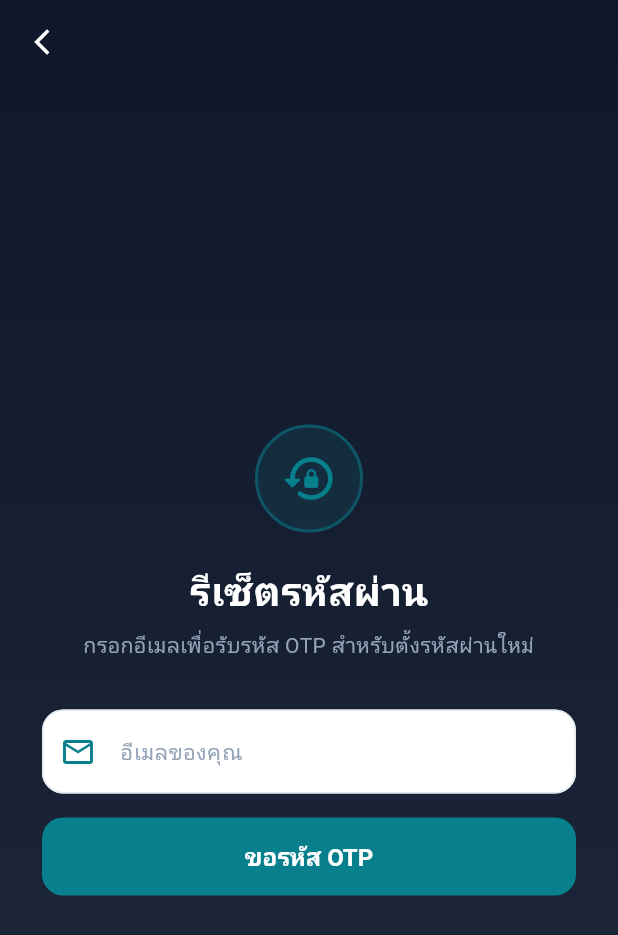
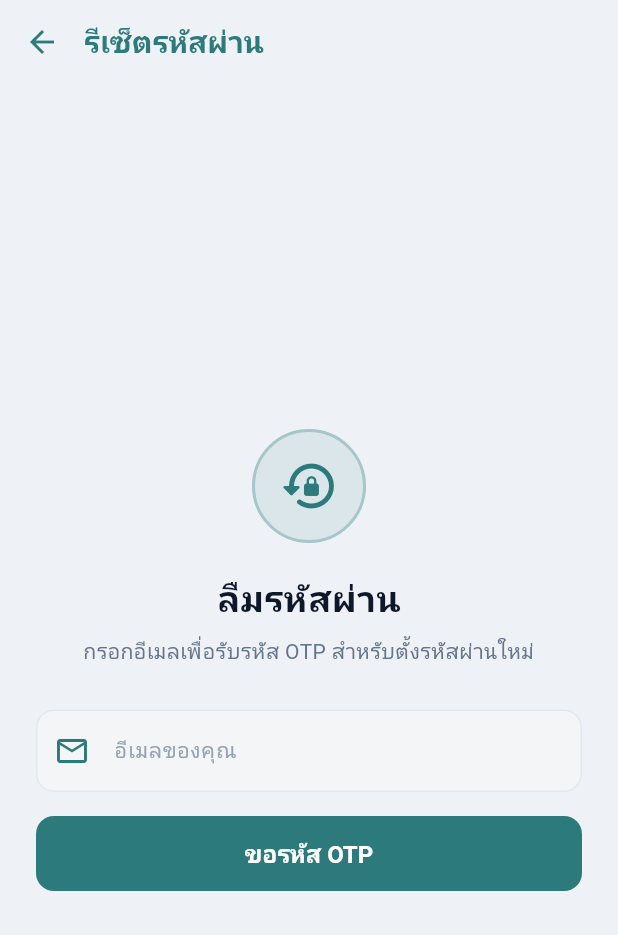
Before and after one commit to phattharawadee24/follow_me, a Flutter app: the ForgotPasswordScreen screen opened directly, on a phone screen of 412 x 824 dp. Shown: the top 935 px of the screen. Run offline on Flutter 3.47's test engine with Material 3 defaults, Android fonts, the phone set to English and light mode, and no system bars; our stand-ins replace geolocator, google_maps_flutter, image_picker, shared_preferences; accounts and stored records are empty.

Commit message:
test: implement auth flow widget tests and refine CheckinModel parsing and UI styling.

```diff
--- a/lib/models/checkin_model.dart
+++ b/lib/models/checkin_model.dart
@@ -65,10 +65,14 @@ class CheckinModel {
           : int.tryParse(json['userId']?.toString() ?? ''),
       lat: (json['lat'] is num)
           ? (json['lat'] as num).toDouble()
-          : double.tryParse(json['lat']?.toString() ?? '0.0') ?? 0.0,
+          : (json['latitude'] is num)
+              ? (json['latitude'] as num).toDouble()
+              : double.tryParse(json['lat']?.toString() ?? json['latitude']?.toString() ?? '0.0') ?? 0.0,
       lng: (json['lng'] is num)
           ? (json['lng'] as num).toDouble()
-          : double.tryParse(json['lng']?.toString() ?? '0.0') ?? 0.0,
+          : (json['longitude'] is num)
+              ? (json['longitude'] as num).toDouble()
+              : double.tryParse(json['lng']?.toString() ?? json['longitude']?.toString() ?? '0.0') ?? 0.0,
       locationName: json['locationName']?.toString() ?? 'Unknown Place',
       address: json['address']?.toString(),
       accuracy: (json['accuracy'] is num)
--- a/lib/screens/auth/forgot_password_screen.dart
+++ b/lib/screens/auth/forgot_password_screen.dart
@@ -139,64 +139,67 @@ class _ForgotPasswordScreenState extends State<ForgotPasswordScreen> {
     }
   }
 
+  static const Color brandTeal = Color(0xFF2C7A7B);
+  static const Color inputBg = Color(0xFFF3F5F7);
+  static const Color inputBorder = Color(0xFFE2E8F0);
+
   @override
   Widget build(BuildContext context) {
     return Scaffold(
+      backgroundColor: const Color(0xFFEEF2F6),
       appBar: AppBar(
         backgroundColor: Colors.transparent,
         elevation: 0,
         leading: IconButton(
-          icon: const Icon(Icons.arrow_back_ios_new, color: Colors.white, size: 20),
+          icon: const Icon(Icons.arrow_back, color: brandTeal, size: 24),
           onPressed: () => Navigator.pop(context),
         ),
-      ),
-      extendBodyBehindAppBar: true,
-      body: Container(
-        width: double.infinity,
-        height: double.infinity,
-        decoration: const BoxDecoration(
-          gradient: LinearGradient(
-            begin: Alignment.topCenter,
-            end: Alignment.bottomCenter,
-            colors: [
-              Color(0xFF0F172A),
-              Color(0xFF1E293B),
-            ],
+        titleSpacing: 0,
+        title: const Text(
+          'รีเซ็ตรหัสผ่าน',
+          style: TextStyle(
+            color: brandTeal,
+            fontSize: 20,
+            fontWeight: FontWeight.bold,
           ),
         ),
-        child: SafeArea(
-          child: Center(
-            child: SingleChildScrollView(
-              padding: const EdgeInsets.symmetric(horizontal: 28, vertical: 16),
+      ),
+      body: SafeArea(
+        child: Center(
+          child: SingleChildScrollView(
+            padding: const EdgeInsets.symmetric(horizontal: 24, vertical: 20),
+            child: ConstrainedBox(
+              constraints: const BoxConstraints(maxWidth: 420),
               child: Column(
+                mainAxisAlignment: MainAxisAlignment.center,
                 crossAxisAlignment: CrossAxisAlignment.stretch,
                 children: [
                   Center(
                     child: Container(
-                      width: 72,
-                      height: 72,
+                      width: 76,
+                      height: 76,
                       decoration: BoxDecoration(
-                        color: AppTheme.primaryColor.withValues(alpha: 0.15),
+                        color: brandTeal.withValues(alpha: 0.1),
                         shape: BoxShape.circle,
                         border: Border.all(
-                          color: AppTheme.primaryColor.withValues(alpha: 0.5),
+                          color: brandTeal.withValues(alpha: 0.3),
                           width: 2,
                         ),
                       ),
                       child: const Icon(
                         Icons.lock_reset_rounded,
-                        color: AppTheme.primaryColor,
-                        size: 38,
+                        color: brandTeal,
+                        size: 40,
                       ),
                     ),
                   ),
                   const SizedBox(height: 20),
                   const Text(
-                    'รีเซ็ตรหัสผ่าน',
+                    'ลืมรหัสผ่าน',
                     textAlign: TextAlign.center,
                     style: TextStyle(
-                      color: Colors.white,
-                      fontSize: 26,
+                      color: Color(0xFF0F172A),
+                      fontSize: 24,
                       fontWeight: FontWeight.bold,
                     ),
                   ),
@@ -207,21 +210,35 @@ class _ForgotPasswordScreenState extends State<ForgotPasswordScreen> {
                         : 'กรอกรหัส OTP และตั้งรหัสผ่านใหม่ของคุณ',
                     textAlign: TextAlign.center,
                     style: const TextStyle(
-                      color: Color(0xFF94A3B8),
+                      color: Color(0xFF64748B),
                       fontSize: 14,
                     ),
                   ),
-                  const SizedBox(height: 32),
+                  const SizedBox(height: 28),
 
                   // Email
                   TextField(
                     controller: _emailCtrl,
                     enabled: !_isOtpSent,
                     keyboardType: TextInputType.emailAddress,
-                    style: const TextStyle(color: Colors.black87),
-                    decoration: const InputDecoration(
+                    style: const TextStyle(color: Color(0xFF1E293B), fontSize: 15),
+                    decoration: InputDecoration(
                       hintText: 'อีเมลของคุณ',
-                      prefixIcon: Icon(Icons.email_outlined, color: AppTheme.primaryColor),
+                      filled: true,
+                      fillColor: inputBg,
+                      border: OutlineInputBorder(
+                        borderRadius: BorderRadius.circular(12),
+                        borderSide: const BorderSide(color: inputBorder),
+                      ),
+                      enabledBorder: OutlineInputBorder(
+                        borderRadius: BorderRadius.circular(12),
+                        borderSide: const BorderSide(color: inputBorder),
+                      ),
+                      focusedBorder: OutlineInputBorder(
+                        borderRadius: BorderRadius.circular(12),
+                        borderSide: const BorderSide(color: brandTeal, width: 1.5),
+                      ),
+                      prefixIcon: const Icon(Icons.email_outlined, color: brandTeal),
                     ),
                   ),
                   const SizedBox(height: 16),
@@ -237,11 +254,25 @@ class _ForgotPasswordScreenState extends State<ForgotPasswordScreen> {
                         fontSize: 22,
                         fontWeight: FontWeight.bold,
                         letterSpacing: 6,
-                        color: Colors.black87,
+                        color: Color(0xFF0F172A),
                       ),
-                      decoration: const InputDecoration(
+                      decoration: InputDecoration(
                         hintText: 'รหัส OTP 6 หลัก',
                         counterText: '',
+                        filled: true,
+                        fillColor: inputBg,
+                        border: OutlineInputBorder(
+                          borderRadius: BorderRadius.circular(12),
+                          borderSide: const BorderSide(color: inputBorder),
+                        ),
+                        enabledBorder: OutlineInputBorder(
+                          borderRadius: BorderRadius.circular(12),
+                          borderSide: const BorderSide(color: inputBorder),
+                        ),
+                        focusedBorder: OutlineInputBorder(
+                          borderRadius: BorderRadius.circular(12),
+                          borderSide: const BorderSide(color: brandTeal, width: 1.8),
+                        ),
                       ),
                     ),
                     const SizedBox(height: 16),
@@ -250,13 +281,27 @@ class _ForgotPasswordScreenState extends State<ForgotPasswordScreen> {
                     TextField(
                       controller: _newPassCtrl,
                       obscureText: _obscure,
-                      style: const TextStyle(color: Colors.black87),
+                      style: const TextStyle(color: Color(0xFF1E293B), fontSize: 15),
                       decoration: InputDecoration(
                         hintText: 'รหัสผ่านใหม่',
-                        prefixIcon: const Icon(Icons.lock_outline, color: AppTheme.primaryColor),
+                        filled: true,
+                        fillColor: inputBg,
+                        border: OutlineInputBorder(
+                          borderRadius: BorderRadius.circular(12),
+                          borderSide: const BorderSide(color: inputBorder),
+                        ),
+                        enabledBorder: OutlineInputBorder(
+                          borderRadius: BorderRadius.circular(12),
+                          borderSide: const BorderSide(color: inputBorder),
+                        ),
+                        focusedBorder: OutlineInputBorder(
+                          borderRadius: BorderRadius.circular(12),
+                          borderSide: const BorderSide(color: brandTeal, width: 1.5),
+                        ),
+                        prefixIcon: const Icon(Icons.lock_outline, color: brandTeal),
                         suffixIcon: IconButton(
                           icon: Icon(
-                            _obscure ? Icons.visibility_off : Icons.visibility,
+                            _obscure ? Icons.visibility_off_outlined : Icons.visibility_outlined,
                             color: const Color(0xFF64748B),
                           ),
                           onPressed: () => setState(() => _obscure = !_obscure),
@@ -269,10 +314,24 @@ class _ForgotPasswordScreenState extends State<ForgotPasswordScreen> {
                     TextField(
                       controller: _confirmPassCtrl,
                       obscureText: _obscure,
-                      style: const TextStyle(color: Colors.black87),
-                      decoration: const InputDecoration(
+                      style: const TextStyle(color: Color(0xFF1E293B), fontSize: 15),
+                      decoration: InputDecoration(
                         hintText: 'ยืนยันรหัสผ่านใหม่',
-                        prefixIcon: Icon(Icons.lock_reset, color: AppTheme.primaryColor),
+                        filled: true,
+                        fillColor: inputBg,
+                        border: OutlineInputBorder(
+                          borderRadius: BorderRadius.circular(12),
+                          borderSide: const BorderSide(color: inputBorder),
+                        ),
+                        enabledBorder: OutlineInputBorder(
+                          borderRadius: BorderRadius.circular(12),
+                          borderSide: const BorderSide(color: inputBorder),
+                        ),
+                        focusedBorder: OutlineInputBorder(
+                          borderRadius: BorderRadius.circular(12),
+                          borderSide: const BorderSide(color: brandTeal, width: 1.5),
+                        ),
+                        prefixIcon: const Icon(Icons.lock_reset, color: brandTeal),
                       ),
                     ),
                     const SizedBox(height: 24),
@@ -280,16 +339,17 @@ class _ForgotPasswordScreenState extends State<ForgotPasswordScreen> {
 
                   // Button
                   SizedBox(
-                    height: 52,
+                    height: 50,
                     child: ElevatedButton(
                       onPressed: _isLoading
                           ? null
                           : (_isOtpSent ? _resetPassword : _requestOtp),
                       style: ElevatedButton.styleFrom(
-                        backgroundColor: AppTheme.primaryColor,
+                        backgroundColor: brandTeal,
                         foregroundColor: Colors.white,
+                        elevation: 0,
                         shape: RoundedRectangleBorder(
-                          borderRadius: BorderRadius.circular(14),
+                          borderRadius: BorderRadius.circular(12),
                         ),
                       ),
                       child: _isLoading
@@ -313,11 +373,13 @@ class _ForgotPasswordScreenState extends State<ForgotPasswordScreen> {
 
                   if (_isOtpSent) ...[
                     const SizedBox(height: 16),
-                    TextButton(
-                      onPressed: () => setState(() => _isOtpSent = false),
-                      child: const Text(
-                        'เปลี่ยนอีเมล / ขอรหัสใหม่',
-                        style: TextStyle(color: Color(0xFF38BDF8)),
+                    Center(
+                      child: TextButton(
+                        onPressed: () => setState(() => _isOtpSent = false),
+                        child: const Text(
+                          'เปลี่ยนอีเมล / ขอรหัสใหม่',
+                          style: TextStyle(color: brandTeal, fontWeight: FontWeight.w600),
+                        ),
                       ),
                     ),
                   ],
--- a/lib/screens/auth/otp_screen.dart
+++ b/lib/screens/auth/otp_screen.dart
@@ -397,8 +397,9 @@ class _OtpScreenState extends State<OtpScreen> {
                   const SizedBox(height: 20),
 
                   // Resend OTP Action
-                  Row(
-                    mainAxisAlignment: MainAxisAlignment.center,
+                  Wrap(
+                    alignment: WrapAlignment.center,
+                    crossAxisAlignment: WrapCrossAlignment.center,
                     children: [
                       const Text(
                         'ไม่ได้รับรหัส? ',
```
Also changed, not shown: 2 other files.
